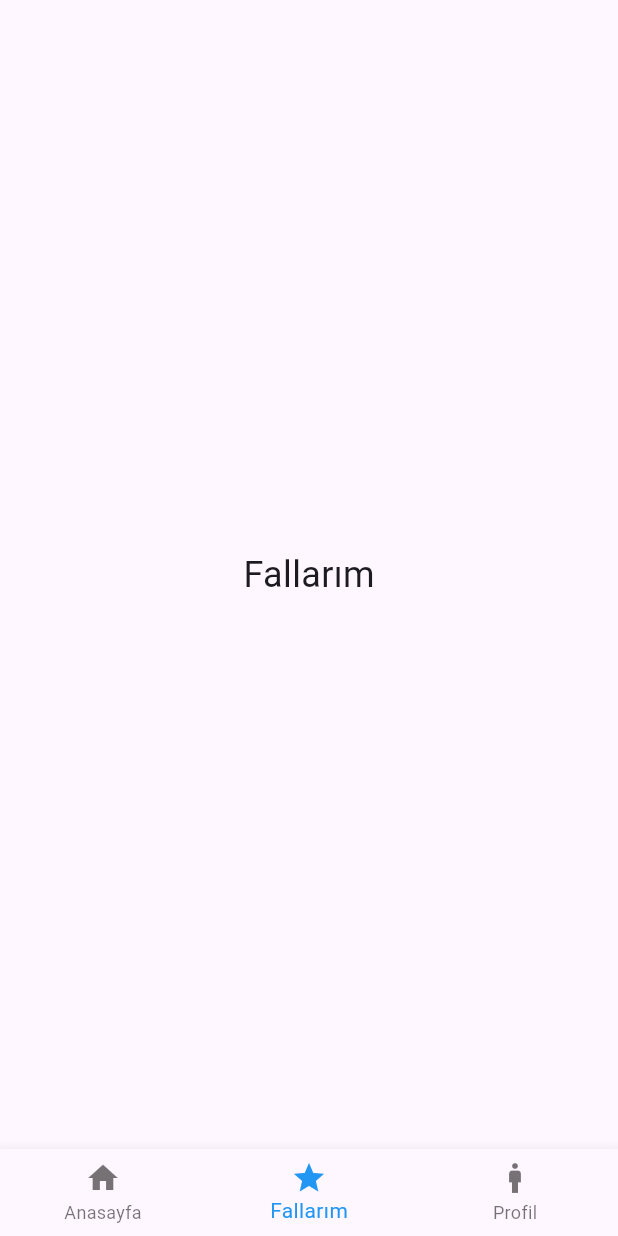
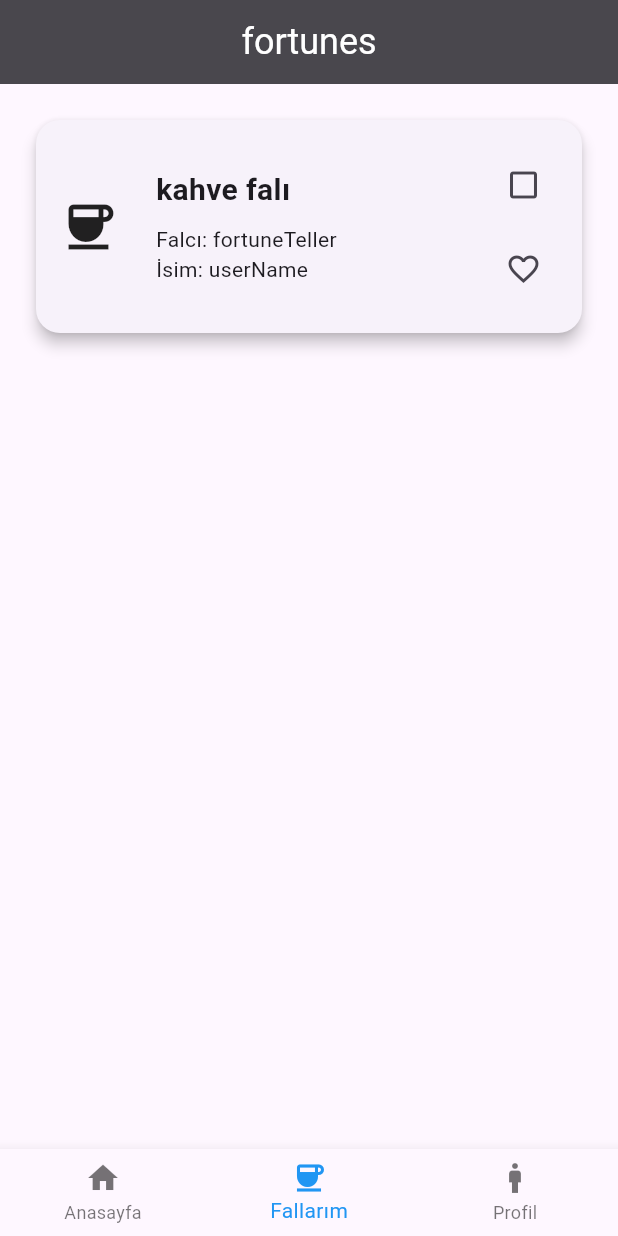
Before and after one commit to sevdehilal/divinitaion, a Flutter app: the screen it shows after launch, item 2 of the bottom bar chosen, on a phone screen of 412 x 824 dp. Run offline on Flutter 3.47's test engine with Material 3 defaults, Android fonts, the phone set to English and light mode, and no system bars; our stand-ins replace flutter_secure_storage.

Commit message:
fortunes

```diff
--- a/lib/Page/Common/fortune_categories_page.dart
+++ b/lib/Page/Common/fortune_categories_page.dart
@@ -41,16 +41,16 @@ class FortuneCategoriesPage extends StatelessWidget {
             Row(
               mainAxisAlignment: MainAxisAlignment.spaceAround,
               children: [
-                _imageCardButton(context, 'assets/resim1.jpg', ''),
-                _imageCardButton(context, 'assets/resim2.jpg', ''),
+                _imageCardButton(context, 'lib/assets/kahvefali.png'),
+                _imageCardButton(context, 'lib/assets/el.png'),
               ],
             ),
             SizedBox(height: 20),
             Row(
               mainAxisAlignment: MainAxisAlignment.spaceAround,
               children: [
-                _imageCardButton(context, 'assets/resim3.jpg', ''),
-                _imageCardButton(context, 'assets/resim4.jpg', ''),
+                _imageCardButton(context, 'lib/assets/kahvefali.png'),
+                _imageCardButton(context, 'lib/assets/tarot.png'),
               ],
             ),
           ],
@@ -60,8 +60,7 @@ class FortuneCategoriesPage extends StatelessWidget {
   }
 
   // Kart şeklinde resim buton fonksiyonu
-  Widget _imageCardButton(
-      BuildContext context, String imagePath, String title) {
+  Widget _imageCardButton(BuildContext context, String imagePath) {
     return GestureDetector(
       onTap: () {
         Navigator.push(
@@ -84,20 +83,15 @@ class FortuneCategoriesPage extends StatelessWidget {
             crossAxisAlignment: CrossAxisAlignment.center,
             children: [
               Container(
-                width: 120,
-                height: 100,
+                width: 140,
+                height: 140,
                 decoration: BoxDecoration(
                   image: DecorationImage(
                     image: AssetImage(imagePath),
-                    fit: BoxFit.cover,
+                    fit: BoxFit.fill,
                   ),
                   borderRadius: BorderRadius.circular(12),
                 ),
-              ),
-              SizedBox(height: 8),
-              Text(
-                title,
-                style: TextStyle(fontSize: 16, fontWeight: FontWeight.bold),
               ),
             ],
           ),
--- a/lib/Widgets/client_button_navigation.dart
+++ b/lib/Widgets/client_button_navigation.dart
@@ -1,5 +1,6 @@
 import 'package:divinitaion/Page/Client/client_fortune_teller_list.dart';
 import 'package:divinitaion/Page/Client/client_profil_page.dart';
+import 'package:divinitaion/Widgets/fortune_card.dart';
 import 'package:flutter/material.dart';
 import 'package:divinitaion/Models/register_client.dart';
 // User modelinizi içe aktardığınızdan emin olun.
@@ -29,7 +30,10 @@ class _CustomBottomNavigationState extends State<CustomBottomNavigation> {
   // Sayfa listesini burada tanımlıyoruz
   List<Widget> get _pages => [
         FortuneCategoriesPage(), // Falcı listesi burada çağrılıyor
-        Center(child: Text('Fallarım', style: TextStyle(fontSize: 24))),
+        FortuneCard(
+            fortuneType: "kahve falı",
+            fortuneTeller: "fortuneTeller",
+            userName: "userName"),
         ClientProfilePage(
             user: currentUser), // currentUser'ı buraya geçiriyoruz
       ];
@@ -51,7 +55,7 @@ class _CustomBottomNavigationState extends State<CustomBottomNavigation> {
             label: 'Anasayfa',
           ),
           BottomNavigationBarItem(
-            icon: Icon(Icons.star),
+            icon: Icon(Icons.coffee),
             label: 'Fallarım',
           ),
           BottomNavigationBarItem(
--- /dev/null
+++ b/lib/Widgets/fortune_card.dart
@@ -0,0 +1,120 @@
+import 'package:flutter/material.dart';
+
+class FortuneCard extends StatefulWidget {
+  final String fortuneType;
+  final String fortuneTeller;
+  final String userName;
+
+  const FortuneCard({
+    Key? key,
+    required this.fortuneType,
+    required this.fortuneTeller,
+    required this.userName,
+  }) : super(key: key);
+
+  @override
+  _FortuneCardState createState() => _FortuneCardState();
+}
+
+class _FortuneCardState extends State<FortuneCard> {
+  bool isChecked = false;
+  bool isFavorite = false;
+
+  @override
+  Widget build(BuildContext context) {
+    return Scaffold(
+      appBar: AppBar(
+        title: Text(
+          'fortunes',
+          style: TextStyle(
+            color: Colors.white,
+            fontSize: 24, // Yazı boyutunu artırdık
+            fontWeight: FontWeight.normal, // Yazı kalınlığı
+          ),
+        ),
+        centerTitle: true,
+        backgroundColor:
+            const Color.fromARGB(255, 70, 70, 68), // AppBar arka plan rengi
+        elevation: 4, // Gölge efekti
+      ),
+      body: Padding(
+        padding: const EdgeInsets.all(20.0),
+        child: SizedBox(
+          height: 150,
+          child: Card(
+            shape: RoundedRectangleBorder(
+              borderRadius: BorderRadius.circular(16.0),
+            ),
+            elevation: 4,
+            child: Padding(
+              padding: const EdgeInsets.all(15.0),
+              child: Row(
+                crossAxisAlignment:
+                    CrossAxisAlignment.center, // Dikeyde ortalıyoruz
+                children: [
+                  Icon(
+                    Icons.coffee,
+                    size: 40,
+                  ),
+                  SizedBox(width: 25),
+                  Expanded(
+                    child: Column(
+                      crossAxisAlignment: CrossAxisAlignment.start,
+                      mainAxisAlignment:
+                          MainAxisAlignment.center, // Dikeyde ortalamak için
+                      children: [
+                        Text(
+                          widget.fortuneType,
+                          style: TextStyle(
+                            fontSize: 20,
+                            fontWeight: FontWeight.bold,
+                          ),
+                        ),
+                        SizedBox(height: 8),
+                        Text('Falcı: ${widget.fortuneTeller}'),
+                        Text('İsim: ${widget.userName}'),
+                      ],
+                    ),
+                  ),
+                  Column(
+                    mainAxisAlignment:
+                        MainAxisAlignment.center, // Dikeyde ortalamak için
+                    children: [
+                      IconButton(
+                        icon: Icon(
+                          isChecked
+                              ? Icons.check_box
+                              : Icons.check_box_outline_blank,
+                          size: 24,
+                        ),
+                        onPressed: () {
+                          setState(() {
+                            isChecked =
+                                !isChecked; // Check ikonunu değiştiriyoruz
+                          });
+                        },
+                      ),
+                      SizedBox(height: 8),
+                      IconButton(
+                        icon: Icon(
+                          isFavorite ? Icons.favorite : Icons.favorite_border,
+                          size: 24,
+                        ),
+                        onPressed: () {
+                          setState(() {
+                            isFavorite =
+                                !isFavorite; // Favori ikonunu değiştiriyoruz
+                          });
+                        },
+                      ),
+                    ],
+                  ),
+                ],
+              ),
+            ),
+          ),
+        ),
+      ),
+    );
+  }
+}
--- a/pubspec.yaml
+++ b/pubspec.yaml
@@ -24,4 +24,7 @@ flutter:
 
   # Assets bölümünü aktif hale getiriyoruz.
   assets:
-    - lib/assets/logo1.png  # Burada logonuzun doğru yolunu eklediğinizden emin olun.
+    - lib/assets/logo1.png
+    - lib/assets/kahvefali.png
+    - lib/assets/tarot.png
+    - lib/assets/el.png # Burada logonuzun doğru yolunu eklediğinizden emin olun.
```
Also changed, not shown: lib/Page/Client/client_profil_page.dart (+1 -6 lines), lib/assets/el.png (added), lib/assets/kahvefali.png (added), lib/assets/tarot.png (added).
